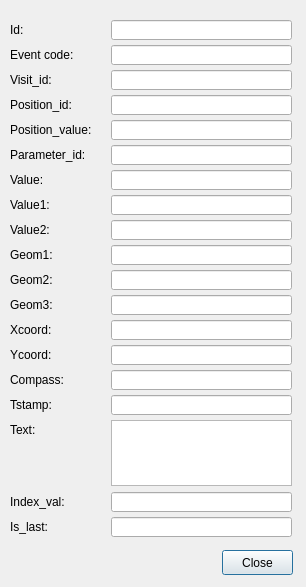
Old version of the form ui/event_full.ui in the repository Giswater/giswater_qgis_plugin.
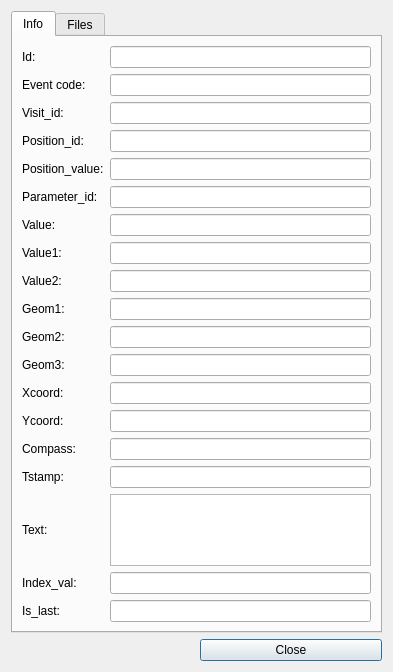
New version of the form.

Commit message: manage event_full for infos

Patch:
```diff
--- a/ui/event_full.ui
+++ b/ui/event_full.ui
@@ -6,463 +6,243 @@
    <rect>
     <x>0</x>
     <y>0</y>
-    <width>306</width>
-    <height>587</height>
+    <width>393</width>
+    <height>631</height>
    </rect>
   </property>
   <property name="windowTitle">
    <string>Event</string>
   </property>
-  <widget class="QLineEdit" name="id">
-   <property name="geometry">
-    <rect>
-     <x>111</x>
-     <y>20</y>
-     <width>181</width>
-     <height>20</height>
-    </rect>
-   </property>
-  </widget>
+  <layout class="QGridLayout" name="gridLayout">
+   <item row="0" column="0" colspan="2">
+    <widget class="QTabWidget" name="tabWidget">
+     <property name="currentIndex">
+      <number>0</number>
+     </property>
+     <widget class="QWidget" name="tab">
+      <attribute name="title">
+       <string>Info</string>
+      </attribute>
+      <layout class="QGridLayout" name="gridLayout_2">
+       <item row="0" column="0">
   <widget class="QLabel" name="label_id">
-   <property name="geometry">
-    <rect>
-     <x>10</x>
-     <y>20</y>
-     <width>91</width>
-     <height>19</height>
-    </rect>
-   </property>
    <property name="text">
     <string>Id:</string>
    </property>
   </widget>
-  <widget class="QPushButton" name="btn_close">
-   <property name="geometry">
-    <rect>
-     <x>222</x>
-     <y>550</y>
-     <width>71</width>
-     <height>25</height>
-    </rect>
-   </property>
-   <property name="text">
-    <string>Close</string>
-   </property>
-  </widget>
+       </item>
+       <item row="0" column="1">
+        <widget class="QLineEdit" name="id"/>
+       </item>
+       <item row="1" column="0">
   <widget class="QLabel" name="label_event_code">
-   <property name="geometry">
-    <rect>
-     <x>10</x>
-     <y>45</y>
-     <width>91</width>
-     <height>19</height>
-    </rect>
-   </property>
    <property name="text">
     <string>Event code:</string>
    </property>
   </widget>
-  <widget class="QLineEdit" name="event_code">
-   <property name="geometry">
-    <rect>
-     <x>111</x>
-     <y>45</y>
-     <width>181</width>
-     <height>20</height>
-    </rect>
-   </property>
-  </widget>
+       </item>
+       <item row="1" column="1">
+        <widget class="QLineEdit" name="event_code"/>
+       </item>
+       <item row="2" column="0">
   <widget class="QLabel" name="label_visit_id">
-   <property name="geometry">
-    <rect>
-     <x>10</x>
-     <y>70</y>
-     <width>91</width>
-     <height>19</height>
-    </rect>
-   </property>
    <property name="text">
     <string>Visit_id:</string>
    </property>
   </widget>
-  <widget class="QLineEdit" name="visit_id">
-   <property name="geometry">
-    <rect>
-     <x>111</x>
-     <y>70</y>
-     <width>181</width>
-     <height>20</height>
-    </rect>
-   </property>
-  </widget>
-  <widget class="QLineEdit" name="position_id">
-   <property name="geometry">
-    <rect>
-     <x>111</x>
-     <y>95</y>
-     <width>181</width>
-     <height>20</height>
-    </rect>
-   </property>
-  </widget>
+       </item>
+       <item row="2" column="1">
+        <widget class="QLineEdit" name="visit_id"/>
+       </item>
+       <item row="3" column="0">
   <widget class="QLabel" name="label_position_id">
-   <property name="geometry">
-    <rect>
-     <x>10</x>
-     <y>95</y>
-     <width>91</width>
-     <height>19</height>
-    </rect>
-   </property>
    <property name="text">
     <string>Position_id:</string>
    </property>
   </widget>
-  <widget class="QLineEdit" name="position_value">
-   <property name="geometry">
-    <rect>
-     <x>111</x>
-     <y>120</y>
-     <width>181</width>
-     <height>20</height>
-    </rect>
-   </property>
-  </widget>
+       </item>
+       <item row="3" column="1">
+        <widget class="QLineEdit" name="position_id"/>
+       </item>
+       <item row="4" column="0">
   <widget class="QLabel" name="label_position_value">
-   <property name="geometry">
-    <rect>
-     <x>10</x>
-     <y>120</y>
-     <width>97</width>
-     <height>19</height>
-    </rect>
-   </property>
    <property name="text">
     <string>Position_value:</string>
    </property>
   </widget>
-  <widget class="QLineEdit" name="parameter_id">
-   <property name="geometry">
-    <rect>
-     <x>111</x>
-     <y>145</y>
-     <width>181</width>
-     <height>20</height>
-    </rect>
-   </property>
-  </widget>
+       </item>
+       <item row="4" column="1">
+        <widget class="QLineEdit" name="position_value"/>
+       </item>
+       <item row="5" column="0">
   <widget class="QLabel" name="label_parameter_id">
-   <property name="geometry">
-    <rect>
-     <x>10</x>
-     <y>145</y>
-     <width>91</width>
-     <height>19</height>
-    </rect>
-   </property>
    <property name="text">
     <string>Parameter_id:</string>
    </property>
   </widget>
-  <widget class="QLineEdit" name="value">
-   <property name="geometry">
-    <rect>
-     <x>111</x>
-     <y>170</y>
-     <width>181</width>
-     <height>20</height>
-    </rect>
-   </property>
-  </widget>
+       </item>
+       <item row="5" column="1">
+        <widget class="QLineEdit" name="parameter_id"/>
+       </item>
+       <item row="6" column="0">
   <widget class="QLabel" name="label_value">
-   <property name="geometry">
-    <rect>
-     <x>10</x>
-     <y>170</y>
-     <width>91</width>
-     <height>19</height>
-    </rect>
-   </property>
    <property name="text">
     <string>Value:</string>
    </property>
   </widget>
-  <widget class="QLineEdit" name="value1">
-   <property name="geometry">
-    <rect>
-     <x>111</x>
-     <y>195</y>
-     <width>181</width>
-     <height>20</height>
-    </rect>
-   </property>
-  </widget>
+       </item>
+       <item row="6" column="1">
+        <widget class="QLineEdit" name="value"/>
+       </item>
+       <item row="7" column="0">
   <widget class="QLabel" name="label_value1">
-   <property name="geometry">
-    <rect>
-     <x>10</x>
-     <y>195</y>
-     <width>91</width>
-     <height>19</height>
-    </rect>
-   </property>
    <property name="text">
     <string>Value1:</string>
    </property>
   </widget>
-  <widget class="QLineEdit" name="compass">
-   <property name="geometry">
-    <rect>
-     <x>111</x>
-     <y>370</y>
-     <width>181</width>
-     <height>20</height>
-    </rect>
-   </property>
-  </widget>
-  <widget class="QLineEdit" name="ycoord">
-   <property name="geometry">
-    <rect>
-     <x>111</x>
-     <y>345</y>
-     <width>181</width>
-     <height>20</height>
-    </rect>
-   </property>
-  </widget>
+       </item>
+       <item row="7" column="1">
+        <widget class="QLineEdit" name="value1"/>
+       </item>
+       <item row="8" column="0">
   <widget class="QLabel" name="label_value2">
-   <property name="geometry">
-    <rect>
-     <x>10</x>
-     <y>220</y>
-     <width>91</width>
-     <height>19</height>
-    </rect>
-   </property>
    <property name="text">
     <string>Value2:</string>
    </property>
   </widget>
-  <widget class="QLabel" name="label_xcoord">
-   <property name="geometry">
-    <rect>
-     <x>10</x>
-     <y>320</y>
-     <width>91</width>
-     <height>19</height>
-    </rect>
-   </property>
-   <property name="text">
-    <string>Xcoord:</string>
-   </property>
-  </widget>
-  <widget class="QLineEdit" name="geom1">
-   <property name="geometry">
-    <rect>
-     <x>111</x>
-     <y>245</y>
-     <width>181</width>
-     <height>20</height>
-    </rect>
-   </property>
-  </widget>
-  <widget class="QLabel" name="label_compass">
-   <property name="geometry">
-    <rect>
-     <x>10</x>
-     <y>370</y>
-     <width>91</width>
-     <height>19</height>
-    </rect>
-   </property>
-   <property name="text">
-    <string>Compass:</string>
-   </property>
-  </widget>
-  <widget class="QLineEdit" name="xcoord">
-   <property name="geometry">
-    <rect>
-     <x>111</x>
-     <y>320</y>
-     <width>181</width>
-     <height>20</height>
-    </rect>
-   </property>
-  </widget>
-  <widget class="QLineEdit" name="value2">
-   <property name="geometry">
-    <rect>
-     <x>111</x>
-     <y>220</y>
-     <width>181</width>
-     <height>20</height>
-    </rect>
-   </property>
-  </widget>
-  <widget class="QLabel" name="label_hydrometer_id_1">
-   <property name="geometry">
-    <rect>
-     <x>10</x>
-     <y>345</y>
-     <width>91</width>
-     <height>19</height>
-    </rect>
-   </property>
-   <property name="text">
-    <string>Ycoord:</string>
-   </property>
-  </widget>
-  <widget class="QLabel" name="label_geom2">
-   <property name="geometry">
-    <rect>
-     <x>10</x>
-     <y>270</y>
-     <width>91</width>
-     <height>19</height>
-    </rect>
-   </property>
-   <property name="text">
-    <string>Geom2:</string>
-   </property>
-  </widget>
-  <widget class="QLineEdit" name="geom2">
-   <property name="geometry">
-    <rect>
-     <x>111</x>
-     <y>270</y>
-     <width>181</width>
-     <height>20</height>
-    </rect>
-   </property>
-  </widget>
+       </item>
+       <item row="8" column="1">
+        <widget class="QLineEdit" name="value2"/>
+       </item>
+       <item row="9" column="0">
   <widget class="QLabel" name="label_geom1">
-   <property name="geometry">
-    <rect>
-     <x>10</x>
-     <y>245</y>
-     <width>91</width>
-     <height>19</height>
-    </rect>
-   </property>
    <property name="text">
     <string>Geom1:</string>
    </property>
   </widget>
+       </item>
+       <item row="9" column="1">
+        <widget class="QLineEdit" name="geom1"/>
+       </item>
+       <item row="10" column="0">
+        <widget class="QLabel" name="label_geom2">
+         <property name="text">
+          <string>Geom2:</string>
+         </property>
+        </widget>
+       </item>
+       <item row="10" column="1">
+        <widget class="QLineEdit" name="geom2"/>
+       </item>
+       <item row="11" column="0">
   <widget class="QLabel" name="label_geom3">
-   <property name="geometry">
-    <rect>
-     <x>10</x>
-     <y>295</y>
-     <width>97</width>
-     <height>19</height>
-    </rect>
-   </property>
    <property name="text">
     <string>Geom3:</string>
    </property>
   </widget>
-  <widget class="QLineEdit" name="geom3">
-   <property name="geometry">
-    <rect>
-     <x>111</x>
-     <y>295</y>
-     <width>181</width>
-     <height>20</height>
-    </rect>
-   </property>
-  </widget>
+       </item>
+       <item row="11" column="1">
+        <widget class="QLineEdit" name="geom3"/>
+       </item>
+       <item row="12" column="0">
+        <widget class="QLabel" name="label_xcoord">
+         <property name="text">
+          <string>Xcoord:</string>
+         </property>
+        </widget>
+       </item>
+       <item row="12" column="1">
+        <widget class="QLineEdit" name="xcoord"/>
+       </item>
+       <item row="13" column="0">
+        <widget class="QLabel" name="label_hydrometer_id_1">
+         <property name="text">
+          <string>Ycoord:</string>
+         </property>
+        </widget>
+       </item>
+       <item row="13" column="1">
+        <widget class="QLineEdit" name="ycoord"/>
+       </item>
+       <item row="14" column="0">
+        <widget class="QLabel" name="label_compass">
+         <property name="text">
+          <string>Compass:</string>
+         </property>
+        </widget>
+       </item>
+       <item row="14" column="1">
+        <widget class="QLineEdit" name="compass"/>
+       </item>
+       <item row="15" column="0">
   <widget class="QLabel" name="label_tstamp">
-   <property name="geometry">
-    <rect>
-     <x>10</x>
-     <y>395</y>
-     <width>91</width>
-     <height>19</height>
-    </rect>
-   </property>
    <property name="text">
     <string>Tstamp:</string>
    </property>
   </widget>
-  <widget class="QLineEdit" name="tstamp">
-   <property name="geometry">
-    <rect>
-     <x>111</x>
-     <y>395</y>
-     <width>181</width>
-     <height>20</height>
-    </rect>
-   </property>
-  </widget>
-  <widget class="QLabel" name="label_index_val">
-   <property name="geometry">
-    <rect>
-     <x>10</x>
-     <y>492</y>
-     <width>91</width>
-     <height>19</height>
-    </rect>
-   </property>
-   <property name="text">
-    <string>Index_val:</string>
-   </property>
-  </widget>
-  <widget class="QLineEdit" name="index_val">
-   <property name="geometry">
-    <rect>
-     <x>111</x>
-     <y>492</y>
-     <width>181</width>
-     <height>20</height>
-    </rect>
-   </property>
-  </widget>
+       </item>
+       <item row="15" column="1">
+        <widget class="QLineEdit" name="tstamp"/>
+       </item>
+       <item row="16" column="0">
   <widget class="QLabel" name="label_text">
-   <property name="geometry">
-    <rect>
-     <x>10</x>
-     <y>420</y>
-     <width>91</width>
-     <height>19</height>
-    </rect>
-   </property>
    <property name="text">
     <string>Text:</string>
    </property>
   </widget>
+       </item>
+       <item row="16" column="1">
+        <widget class="QTextEdit" name="text"/>
+       </item>
+       <item row="17" column="0">
+        <widget class="QLabel" name="label_index_val">
+         <property name="text">
+          <string>Index_val:</string>
+         </property>
+        </widget>
+       </item>
+       <item row="17" column="1">
+        <widget class="QLineEdit" name="index_val"/>
+       </item>
+       <item row="18" column="0">
   <widget class="QLabel" name="label_is_last">
-   <property name="geometry">
-    <rect>
-     <x>10</x>
-     <y>517</y>
-     <width>97</width>
-     <height>19</height>
-    </rect>
-   </property>
    <property name="text">
     <string>Is_last:</string>
    </property>
   </widget>
-  <widget class="QLineEdit" name="is_last">
-   <property name="geometry">
-    <rect>
-     <x>111</x>
-     <y>517</y>
-     <width>181</width>
-     <height>20</height>
-    </rect>
-   </property>
-  </widget>
-  <widget class="QTextEdit" name="text">
-   <property name="geometry">
-    <rect>
-     <x>111</x>
-     <y>420</y>
-     <width>181</width>
-     <height>66</height>
-    </rect>
-   </property>
-  </widget>
+       </item>
+       <item row="18" column="1">
+        <widget class="QLineEdit" name="is_last"/>
+       </item>
+      </layout>
+     </widget>
+     <widget class="QWidget" name="tab_2">
+      <attribute name="title">
+       <string>Files</string>
+      </attribute>
+      <layout class="QGridLayout" name="gridLayout_3">
+       <item row="0" column="0">
+        <widget class="QLabel" name="label">
+         <property name="text">
+          <string>Files:</string>
+         </property>
+        </widget>
+       </item>
+       <item row="1" column="0">
+        <widget class="QTableView" name="tbl_docs_x_event"/>
+       </item>
+      </layout>
+     </widget>
+    </widget>
+   </item>
+   <item row="1" column="1">
+    <widget class="QPushButton" name="btn_close">
+     <property name="text">
+      <string>Close</string>
+     </property>
+    </widget>
+   </item>
+  </layout>
  </widget>
  <tabstops>
   <tabstop>id</tabstop>
```
Left out of the diff: 21 changed lines with no effect on the pictures. Lines whose indentation alone changed are shown as unchanged. The commit also changes 1 other file.
